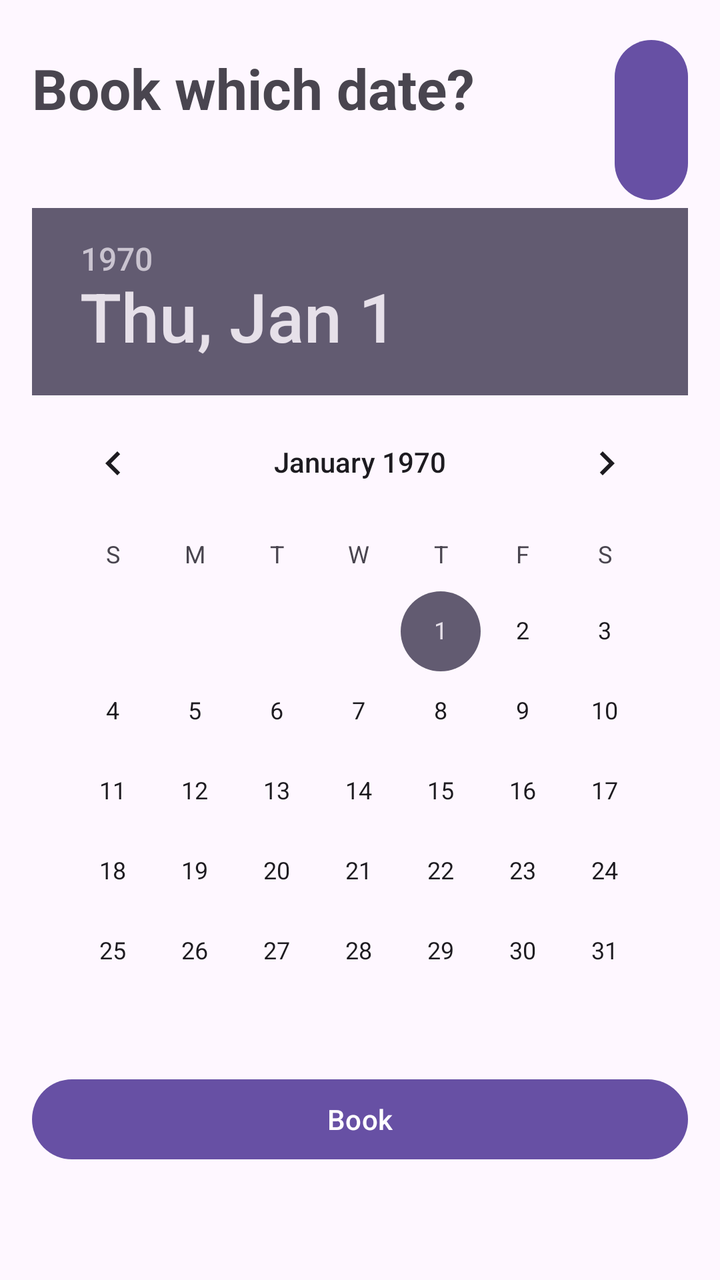
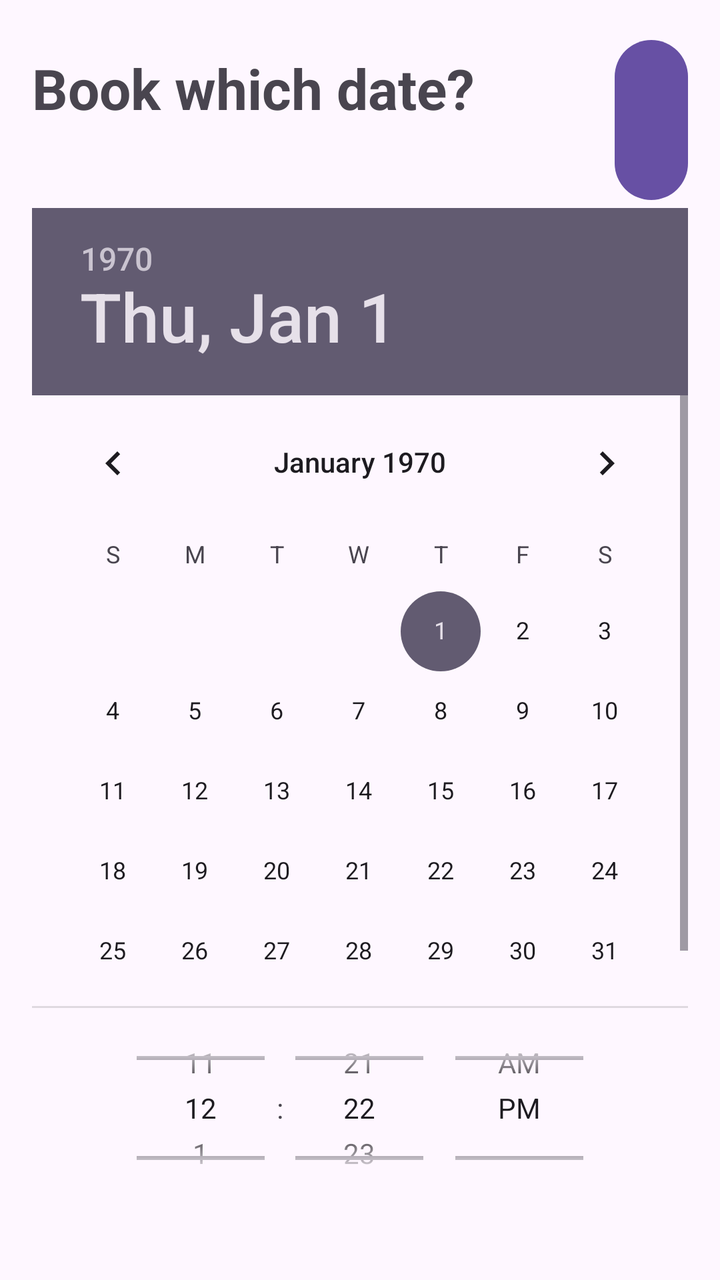

Screens rendered from an Android XML layout before and after an edit, with the pre-edit source and the edit as a unified diff.
<!-- AndroidManifest.xml: application theme Theme.ISCG7424GroupAssessment -->
<!-- res/layout/activity_customer_booking_request.xml -->
<?xml version="1.0" encoding="utf-8"?>
<LinearLayout xmlns:android="http://schemas.android.com/apk/res/android"
    xmlns:app="http://schemas.android.com/apk/res-auto"
    xmlns:tools="http://schemas.android.com/tools"
    android:id="@+id/main"
    android:layout_width="match_parent"
    android:layout_height="match_parent"
    android:orientation="vertical"
    android:padding="16dp"
    tools:context=".customer.C_BookingRequest"
    >

    <LinearLayout
        android:layout_width="match_parent"
        android:layout_height="wrap_content"
        android:gravity="center_vertical"
        android:orientation="horizontal">

        <TextView
            android:layout_width="wrap_content"
            android:layout_height="wrap_content"
            android:text="Book which date?"
            android:textSize="28sp"
            android:textStyle="bold"
            android:layout_marginBottom="16dp"/>

        <Button
            android:id="@+id/btn_customerBookingBack"
            android:layout_marginStart="70dp"
            android:layout_width="wrap_content"
            android:layout_height="wrap_content"
            android:text="Back"/>

    </LinearLayout>


    <DatePicker
        android:layout_width="match_parent"
        android:layout_height="wrap_content"
        android:id="@+id/datePicker"
        >

    </DatePicker>

    <Button
        android:id="@+id/btn_customerBook"
        android:layout_width="match_parent"
        android:layout_height="wrap_content"
        android:text="Book"/>


</LinearLayout>
<!-- resources referenced by this layout -->
<resources>
  <style name="Theme.ISCG7424GroupAssessment" parent="Base.Theme.ISCG7424GroupAssessment" />
  <style name="Base.Theme.ISCG7424GroupAssessment" parent="Theme.Material3.DayNight.NoActionBar">
          
          
      </style>
</resources>

<!-- the commit's change to res/layout/activity_customer_booking_request.xml (unified diff, before → after) -->
@@ -36,11 +36,36 @@
 
     <DatePicker
         android:layout_width="match_parent"
-        android:layout_height="wrap_content"
+        android:layout_height="400dp"
         android:id="@+id/datePicker"
         >
 
     </DatePicker>
+
+    <TimePicker
+        android:id="@+id/tpCustomer"
+        android:layout_width="match_parent"
+        android:layout_height="100dp"
+        android:timePickerMode="spinner"
+        >
+
+    </TimePicker>
+
+    <TextView
+        android:layout_width="wrap_content"
+        android:layout_height="wrap_content"
+        android:text="For how many?"
+        android:textSize="20sp"
+        android:textStyle="bold"
+        android:layout_marginBottom="16dp"/>
+
+
+    <NumberPicker
+        android:id="@+id/npCustomer"
+        android:layout_width="match_parent"
+        android:layout_height="50dp">
+
+    </NumberPicker>
 
     <Button
         android:id="@+id/btn_customerBook"
